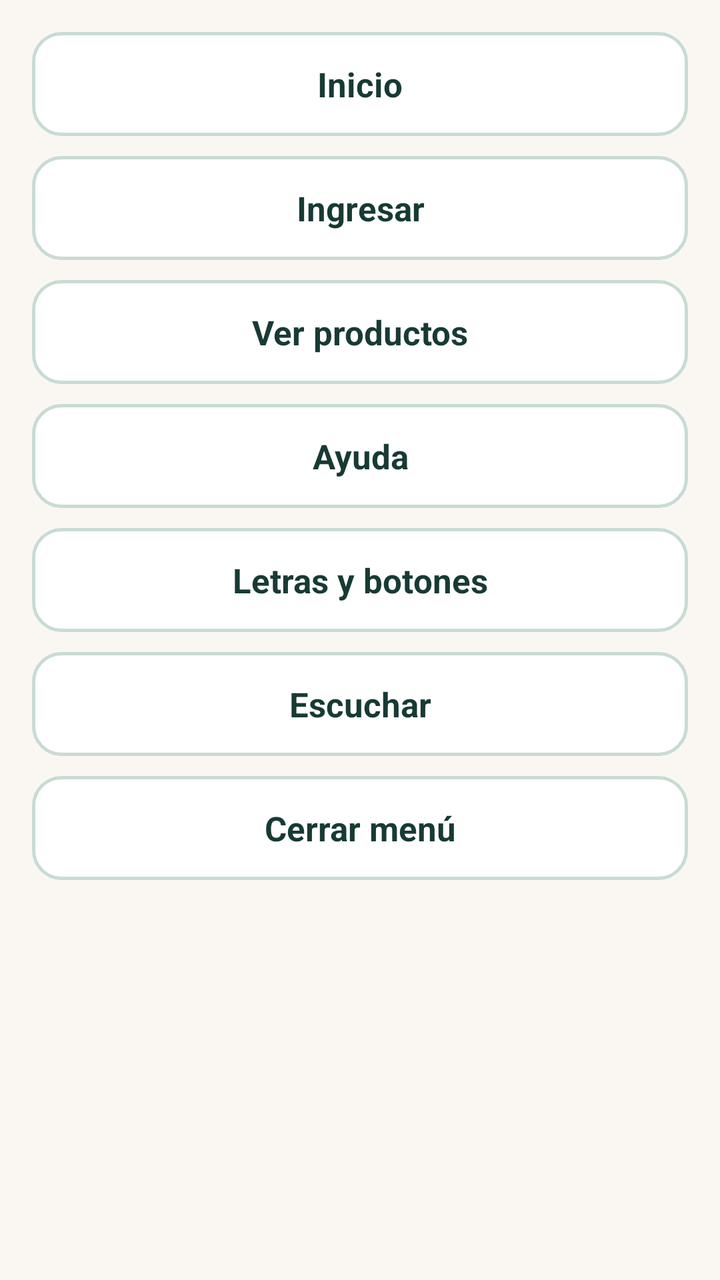
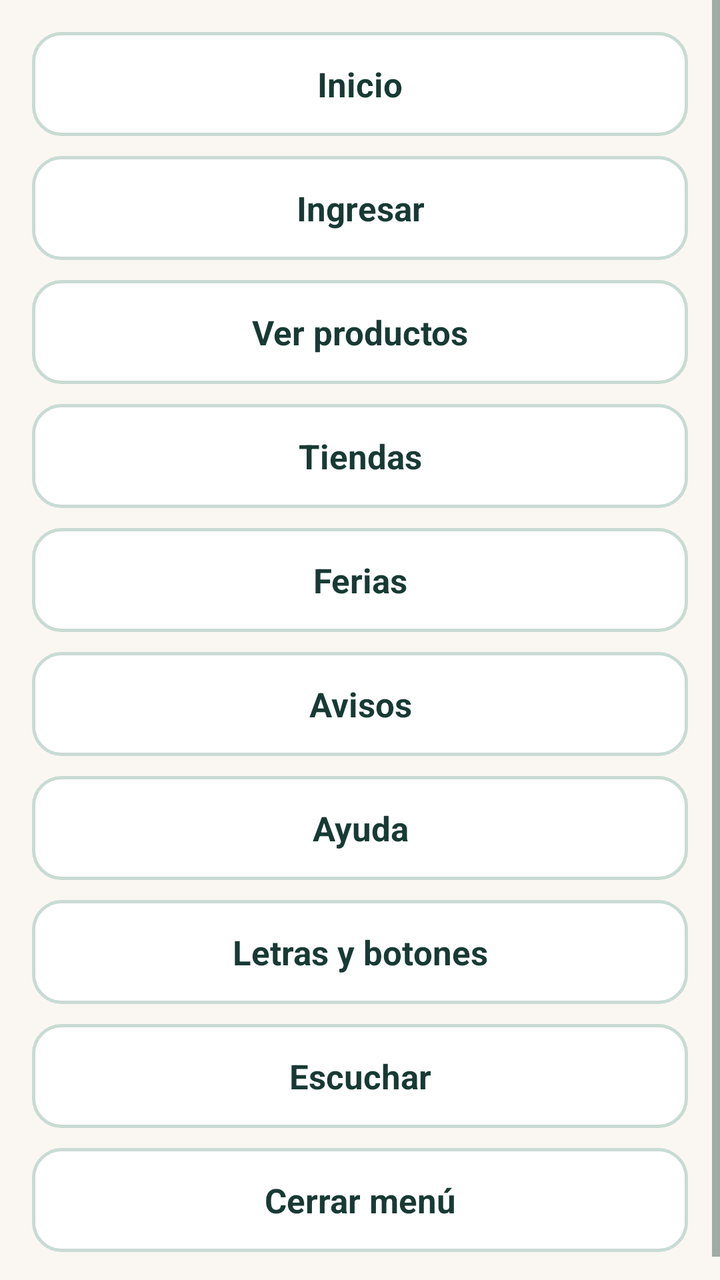

An Android layout rendered at two revisions. The XML below is the earlier revision; the diff shows what the commit changed to produce the second picture.
<!-- AndroidManifest.xml: application theme Theme.ConectaSur -->
<!-- res/layout/dialog_menu.xml -->
<?xml version='1.0' encoding='utf-8'?>
<ScrollView xmlns:android="http://schemas.android.com/apk/res/android" android:layout_width="match_parent" android:layout_height="wrap_content">
    <LinearLayout android:layout_width="match_parent" android:layout_height="wrap_content" android:orientation="vertical" android:padding="16dp">
        <Button android:id="@+id/menu_home" style="@style/ConectaSur.Button" android:layout_width="match_parent" android:layout_height="wrap_content" android:text="@string/home" />
        <Button android:id="@+id/menu_account" style="@style/ConectaSur.Button" android:layout_width="match_parent" android:layout_height="wrap_content" android:text="@string/account_entry" />
        <Button android:id="@+id/menu_products" style="@style/ConectaSur.Button" android:layout_width="match_parent" android:layout_height="wrap_content" android:text="@string/see_products" />
        <Button android:id="@+id/menu_help" style="@style/ConectaSur.Button" android:layout_width="match_parent" android:layout_height="wrap_content" android:text="@string/help" />
        <Button android:id="@+id/menu_settings" style="@style/ConectaSur.Button" android:layout_width="match_parent" android:layout_height="wrap_content" android:text="@string/accessibility" />
        <Button android:id="@+id/menu_read" style="@style/ConectaSur.Button" android:layout_width="match_parent" android:layout_height="wrap_content" android:text="@string/listen" />
        <Button android:id="@+id/menu_close" style="@style/ConectaSur.Button" android:layout_width="match_parent" android:layout_height="wrap_content" android:text="@string/close_menu" />
    </LinearLayout>
</ScrollView>
<!-- resources referenced by this layout -->
<resources>
  <string name="accessibility">Letras y botones</string>
  <string name="account_entry">Ingresar</string>
  <string name="close_menu">Cerrar menú</string>
  <string name="help">Ayuda</string>
  <string name="home">Inicio</string>
  <string name="listen">Escuchar</string>
  <string name="see_products">Ver productos</string>
  <style name="ConectaSur.Button" parent="android:Widget.Button">
          <item name="android:background">@drawable/button_outline</item>
          <item name="android:textColor">?attr/appInk</item>
          <item name="android:textSize">17sp</item>
          <item name="android:textStyle">bold</item>
          <item name="android:textAllCaps">false</item>
          <item name="android:minHeight">52dp</item>
          <item name="android:paddingStart">16dp</item>
          <item name="android:paddingEnd">16dp</item>
          <item name="android:paddingTop">10dp</item>
          <item name="android:paddingBottom">10dp</item>
          <item name="android:layout_marginBottom">10dp</item>
          <item name="android:drawablePadding">10dp</item>
          <item name="android:stateListAnimator">@null</item>
      </style>
  <style name="Theme.ConectaSur" parent="android:style/Theme.Material.Light.NoActionBar">
          <item name="android:fontFamily">sans-serif</item>
          <item name="android:windowLightStatusBar">true</item>
          <item name="android:statusBarColor">@color/conectasur_cream</item>
          <item name="android:colorAccent">@color/conectasur_forest</item>
          <item name="android:windowBackground">@color/conectasur_cream</item>
          <item name="android:colorBackground">@color/conectasur_cream</item>
          <item name="android:textColorPrimary">@color/conectasur_ink</item>
          <item name="android:textColorSecondary">@color/conectasur_muted</item>
          <item name="appInk">@color/conectasur_ink</item>
          <item name="appMuted">@color/conectasur_muted</item>
          <item name="appSurface">@color/conectasur_surface</item>
          <item name="appPrimary">@color/conectasur_forest</item>
          <item name="appBorder">@color/conectasur_forest_border</item>
          <item name="appBackground">@color/conectasur_cream</item>
      </style>
  <!-- drawable button_outline (drawable) -->
  <?xml version="1.0" encoding="utf-8"?>
  <selector xmlns:android="http://schemas.android.com/apk/res/android">
      <item android:state_pressed="true">
          <shape>
              <solid android:color="#DCECE6" />
              <corners android:radius="14dp" />
              <stroke android:width="2dp" android:color="?attr/appInk" />
          </shape>
      </item>
      <item android:state_focused="true">
          <shape>
              <solid android:color="?attr/appSurface" />
              <corners android:radius="14dp" />
              <stroke android:width="2dp" android:color="?attr/appPrimary" />
          </shape>
      </item>
      <item android:state_selected="true">
          <shape>
              <solid android:color="@color/conectasur_forest_soft" />
              <corners android:radius="14dp" />
              <stroke android:width="2dp" android:color="?attr/appPrimary" />
          </shape>
      </item>
      <item>
          <shape>
              <solid android:color="?attr/appSurface" />
              <corners android:radius="14dp" />
              <stroke android:width="1.5dp" android:color="?attr/appBorder" />
          </shape>
      </item>
  </selector>
  <color name="conectasur_cream">#FAF7F2</color>
  <color name="conectasur_forest">#1A7B6E</color>
  <color name="conectasur_ink">#183A34</color>
  <color name="conectasur_muted">#4D655F</color>
  <color name="conectasur_surface">#FFFFFF</color>
  <color name="conectasur_forest_border">#C8DBD5</color>
  <color name="conectasur_forest_soft">#E6F1EE</color>
</resources>

<!-- the commit's change to res/layout/dialog_menu.xml (unified diff, before → after) -->
@@ -4,6 +4,9 @@
         <Button android:id="@+id/menu_home" style="@style/ConectaSur.Button" android:layout_width="match_parent" android:layout_height="wrap_content" android:text="@string/home" />
         <Button android:id="@+id/menu_account" style="@style/ConectaSur.Button" android:layout_width="match_parent" android:layout_height="wrap_content" android:text="@string/account_entry" />
         <Button android:id="@+id/menu_products" style="@style/ConectaSur.Button" android:layout_width="match_parent" android:layout_height="wrap_content" android:text="@string/see_products" />
+        <Button android:id="@+id/menu_stores" style="@style/ConectaSur.Button" android:layout_width="match_parent" android:layout_height="wrap_content" android:text="@string/stores" />
+        <Button android:id="@+id/menu_fairs" style="@style/ConectaSur.Button" android:layout_width="match_parent" android:layout_height="wrap_content" android:text="@string/fairs" />
+        <Button android:id="@+id/menu_notifications" style="@style/ConectaSur.Button" android:layout_width="match_parent" android:layout_height="wrap_content" android:text="@string/notifications_center" />
         <Button android:id="@+id/menu_help" style="@style/ConectaSur.Button" android:layout_width="match_parent" android:layout_height="wrap_content" android:text="@string/help" />
         <Button android:id="@+id/menu_settings" style="@style/ConectaSur.Button" android:layout_width="match_parent" android:layout_height="wrap_content" android:text="@string/accessibility" />
         <Button android:id="@+id/menu_read" style="@style/ConectaSur.Button" android:layout_width="match_parent" android:layout_height="wrap_content" android:text="@string/listen" />
<!-- resource entries referenced after the edit -->
@@ -3,10 +3,13 @@
   <string name="accessibility">Letras y botones</string>
   <string name="account_entry">Ingresar</string>
   <string name="close_menu">Cerrar menú</string>
+  <string name="fairs">Ferias</string>
   <string name="help">Ayuda</string>
   <string name="home">Inicio</string>
   <string name="listen">Escuchar</string>
+  <string name="notifications_center">Avisos</string>
   <string name="see_products">Ver productos</string>
+  <string name="stores">Tiendas</string>
   <style name="ConectaSur.Button" parent="android:Widget.Button">
           <item name="android:background">@drawable/button_outline</item>
           <item name="android:textColor">?attr/appInk</item>
